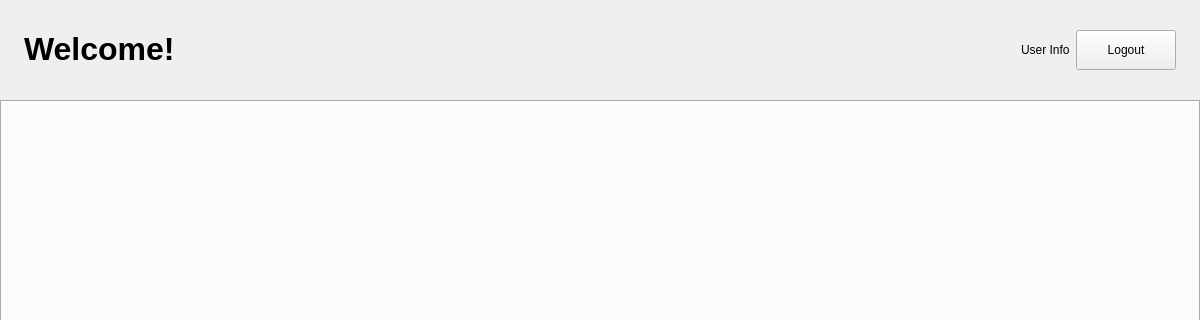
Before: the Qt Designer form app/ui/layout/dashboard.ui in jankrawczykk/CampusHub, drawn with Qt 5; both pictures show x 0 to 1200 and y 0 to 320 of the 1200 by 777 pixel window.
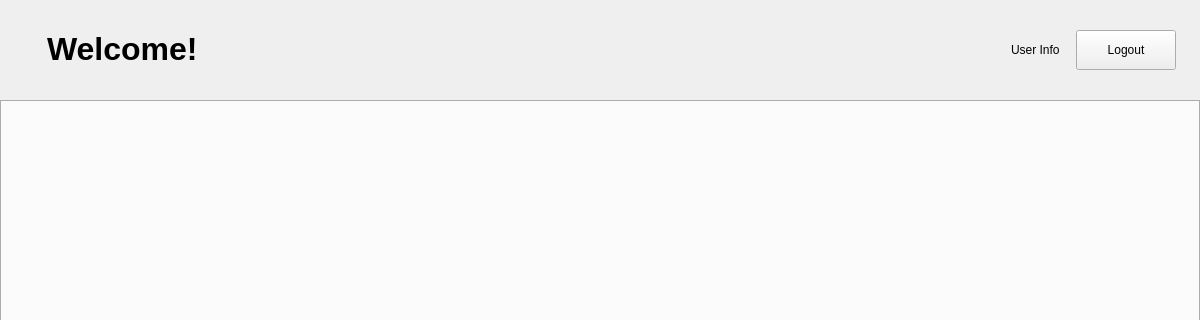
After: the same form once the commit is applied.

Commit message: Added students table and searching students, implemented logos

Patch:
```diff
--- a/app/ui/layout/dashboard.ui
+++ b/app/ui/layout/dashboard.ui
@@ -45,6 +45,9 @@
        </size>
       </property>
       <layout class="QHBoxLayout" name="horizontalLayout">
+       <property name="spacing">
+        <number>16</number>
+       </property>
        <property name="leftMargin">
         <number>24</number>
        </property>
@@ -57,6 +60,22 @@
        <property name="bottomMargin">
         <number>16</number>
        </property>
+       <item>
+        <widget class="QLabel" name="logoIcon">
+         <property name="maximumSize">
+          <size>
+           <width>48</width>
+           <height>48</height>
+          </size>
+         </property>
+         <property name="text">
+          <string/>
+         </property>
+         <property name="scaledContents">
+          <bool>true</bool>
+         </property>
+        </widget>
+       </item>
        <item>
         <widget class="QLabel" name="headerLabel">
          <property name="text">
```
The commit also changes 8 other files.
